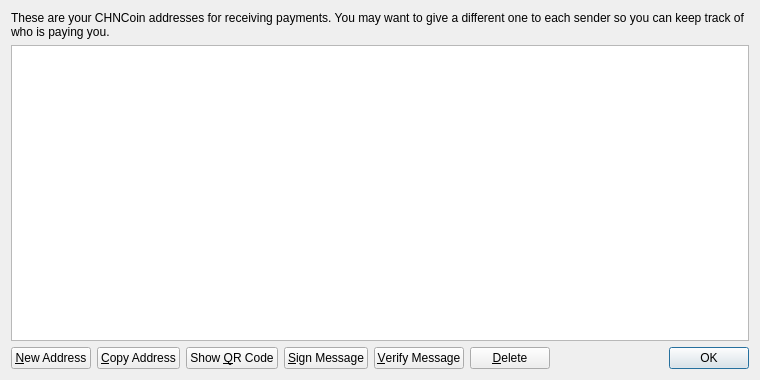
This is src/qt/forms/addressbookpage.ui in balkcracker/macrocoin as Qt 5 draws it before an edit. The edited form follows.
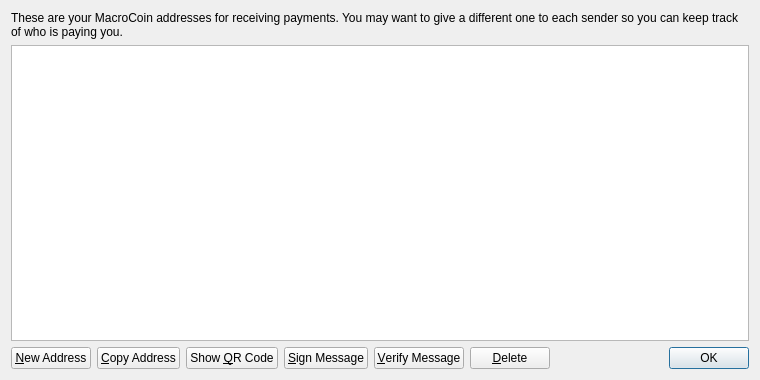
This is the edited form. Icons and pictures are not drawn.

Patch:
```diff
--- a/src/qt/forms/addressbookpage.ui
+++ b/src/qt/forms/addressbookpage.ui
@@ -17,7 +17,7 @@
    <item>
     <widget class="QLabel" name="labelExplanation">
      <property name="text">
-      <string>These are your CHNCoin addresses for receiving payments. You may want to give a different one to each sender so you can keep track of who is paying you.</string>
+      <string>These are your MacroCoin addresses for receiving payments. You may want to give a different one to each sender so you can keep track of who is paying you.</string>
      </property>
      <property name="textFormat">
       <enum>Qt::PlainText</enum>
```
